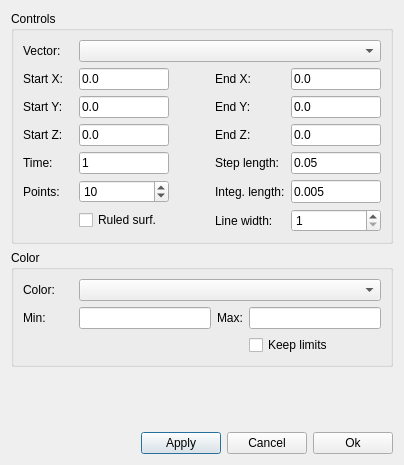
Qt form ElmerGUI/vtkpost/streamline.ui (tehnick/elmerfem) before a commit.
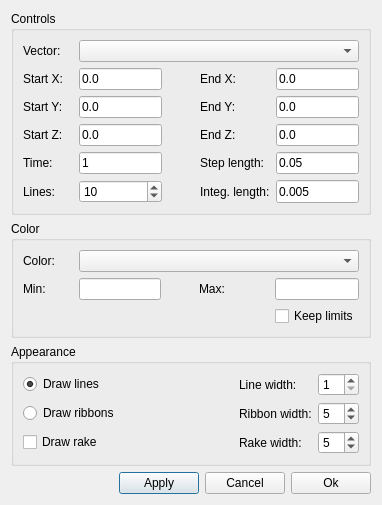
The same form after that commit. Icons and pictures are not drawn.

Commit message: ElmerGUI: Updates stream lines in vtk widget

```diff
--- a/ElmerGUI/vtkpost/streamline.ui
+++ b/ElmerGUI/vtkpost/streamline.ui
@@ -5,8 +5,8 @@
    <rect>
     <x>0</x>
     <y>0</y>
-    <width>404</width>
-    <height>465</height>
+    <width>381</width>
+    <height>505</height>
    </rect>
   </property>
   <property name="windowTitle" >
@@ -187,6 +187,19 @@
           </property>
          </widget>
         </item>
+        <item row="2" column="2" >
+         <spacer>
+          <property name="orientation" >
+           <enum>Qt::Horizontal</enum>
+          </property>
+          <property name="sizeHint" >
+           <size>
+            <width>40</width>
+            <height>20</height>
+           </size>
+          </property>
+         </spacer>
+        </item>
         <item row="2" column="3" >
          <widget class="QLabel" name="yEndLabel_2" >
           <property name="text" >
@@ -250,7 +263,7 @@
         <item row="4" column="0" >
          <widget class="QLabel" name="pointsLabel" >
           <property name="text" >
-           <string>Points:</string>
+           <string>Lines:</string>
           </property>
          </widget>
         </item>
@@ -272,6 +285,12 @@
         </item>
         <item row="4" column="3" >
          <widget class="QLabel" name="integStepLabel" >
+          <property name="maximumSize" >
+           <size>
+            <width>70</width>
+            <height>16777215</height>
+           </size>
+          </property>
           <property name="text" >
            <string>Integ. length:</string>
           </property>
@@ -290,46 +309,6 @@
           </property>
          </widget>
         </item>
-        <item row="5" column="1" >
-         <widget class="QCheckBox" name="stripes" >
-          <property name="text" >
-           <string>Ruled surf.</string>
-          </property>
-         </widget>
-        </item>
-        <item row="5" column="3" >
-         <widget class="QLabel" name="lineWidthLabel" >
-          <property name="text" >
-           <string>Line width:</string>
-          </property>
-         </widget>
-        </item>
-        <item row="5" column="4" >
-         <widget class="QSpinBox" name="lineWidth" >
-          <property name="maximumSize" >
-           <size>
-            <width>16777215</width>
-            <height>24</height>
-           </size>
-          </property>
-          <property name="minimum" >
-           <number>1</number>
-          </property>
-         </widget>
-        </item>
-        <item row="2" column="2" >
-         <spacer>
-          <property name="orientation" >
-           <enum>Qt::Horizontal</enum>
-          </property>
-          <property name="sizeHint" >
-           <size>
-            <width>40</width>
-            <height>20</height>
-           </size>
-          </property>
-         </spacer>
-        </item>
        </layout>
       </item>
      </layout>
@@ -390,6 +369,12 @@
             <height>0</height>
            </size>
           </property>
+          <property name="maximumSize" >
+           <size>
+            <width>50</width>
+            <height>16777215</height>
+           </size>
+          </property>
           <property name="text" >
            <string>Min:</string>
           </property>
@@ -399,36 +384,165 @@
          <widget class="QLineEdit" name="minVal" >
           <property name="maximumSize" >
            <size>
-            <width>16777215</width>
+            <width>90</width>
             <height>24</height>
            </size>
           </property>
          </widget>
         </item>
-        <item row="0" column="2" >
+        <item row="0" column="3" >
          <widget class="QLabel" name="maxLabel" >
+          <property name="minimumSize" >
+           <size>
+            <width>70</width>
+            <height>0</height>
+           </size>
+          </property>
+          <property name="maximumSize" >
+           <size>
+            <width>50</width>
+            <height>16777215</height>
+           </size>
+          </property>
           <property name="text" >
            <string>Max:</string>
           </property>
          </widget>
         </item>
-        <item row="0" column="3" >
+        <item row="0" column="4" >
          <widget class="QLineEdit" name="maxVal" >
           <property name="maximumSize" >
            <size>
-            <width>16777215</width>
+            <width>90</width>
             <height>24</height>
            </size>
           </property>
          </widget>
         </item>
-        <item row="1" column="3" >
+        <item row="1" column="4" >
          <widget class="QCheckBox" name="keepLimits" >
           <property name="text" >
            <string>Keep limits</string>
           </property>
          </widget>
         </item>
+        <item row="0" column="2" >
+         <spacer>
+          <property name="orientation" >
+           <enum>Qt::Horizontal</enum>
+          </property>
+          <property name="sizeHint" >
+           <size>
+            <width>40</width>
+            <height>20</height>
+           </size>
+          </property>
+         </spacer>
+        </item>
+       </layout>
+      </item>
+     </layout>
+    </widget>
+   </item>
+   <item>
+    <widget class="QGroupBox" name="appearanceGroup" >
+     <property name="title" >
+      <string>Appearance</string>
+     </property>
+     <layout class="QVBoxLayout" >
+      <item>
+       <layout class="QGridLayout" >
+        <item row="0" column="0" >
+         <widget class="QRadioButton" name="drawLines" >
+          <property name="text" >
+           <string>Draw lines</string>
+          </property>
+          <property name="checked" >
+           <bool>true</bool>
+          </property>
+         </widget>
+        </item>
+        <item row="0" column="2" >
+         <widget class="QLabel" name="lineWidthLabel" >
+          <property name="text" >
+           <string>Line width:</string>
+          </property>
+         </widget>
+        </item>
+        <item row="0" column="3" >
+         <widget class="QSpinBox" name="lineWidth" >
+          <property name="maximumSize" >
+           <size>
+            <width>16777215</width>
+            <height>24</height>
+           </size>
+          </property>
+          <property name="minimum" >
+           <number>1</number>
+          </property>
+         </widget>
+        </item>
+        <item row="1" column="0" >
+         <widget class="QRadioButton" name="drawRibbon" >
+          <property name="text" >
+           <string>Draw ribbons</string>
+          </property>
+         </widget>
+        </item>
+        <item row="1" column="2" >
+         <widget class="QLabel" name="ribbonWidthLabel" >
+          <property name="text" >
+           <string>Ribbon width:</string>
+          </property>
+         </widget>
+        </item>
+        <item row="1" column="3" >
+         <widget class="QSpinBox" name="ribbonWidth" >
+          <property name="minimum" >
+           <number>1</number>
+          </property>
+          <property name="value" >
+           <number>5</number>
+          </property>
+         </widget>
+        </item>
+        <item row="2" column="0" >
+         <widget class="QCheckBox" name="rake" >
+          <property name="text" >
+           <string>Draw rake</string>
+          </property>
+         </widget>
+        </item>
+        <item row="2" column="2" >
+         <widget class="QLabel" name="rakeWidthLabel" >
+          <property name="text" >
+           <string>Rake width:</string>
+          </property>
+         </widget>
+        </item>
+        <item row="2" column="3" >
+         <widget class="QSpinBox" name="rakeWidth" >
+          <property name="minimum" >
+           <number>1</number>
+          </property>
+          <property name="value" >
+           <number>5</number>
+          </property>
+         </widget>
+        </item>
+        <item row="1" column="1" >
+         <spacer>
+          <property name="orientation" >
+           <enum>Qt::Horizontal</enum>
+          </property>
+          <property name="sizeHint" >
+           <size>
+            <width>40</width>
+            <height>20</height>
+           </size>
+          </property>
+         </spacer>
+        </item>
        </layout>
       </item>
      </layout>
@@ -442,7 +556,7 @@
      <property name="sizeHint" >
       <size>
        <width>20</width>
-       <height>20</height>
+       <height>16</height>
       </size>
      </property>
     </spacer>
```
The commit also changes 1 other file.
